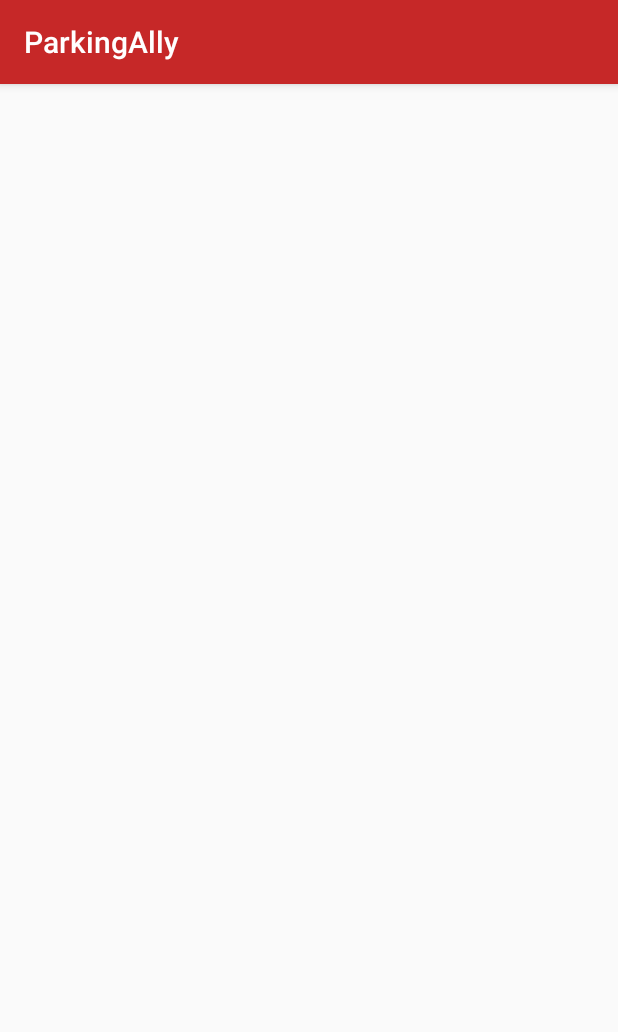
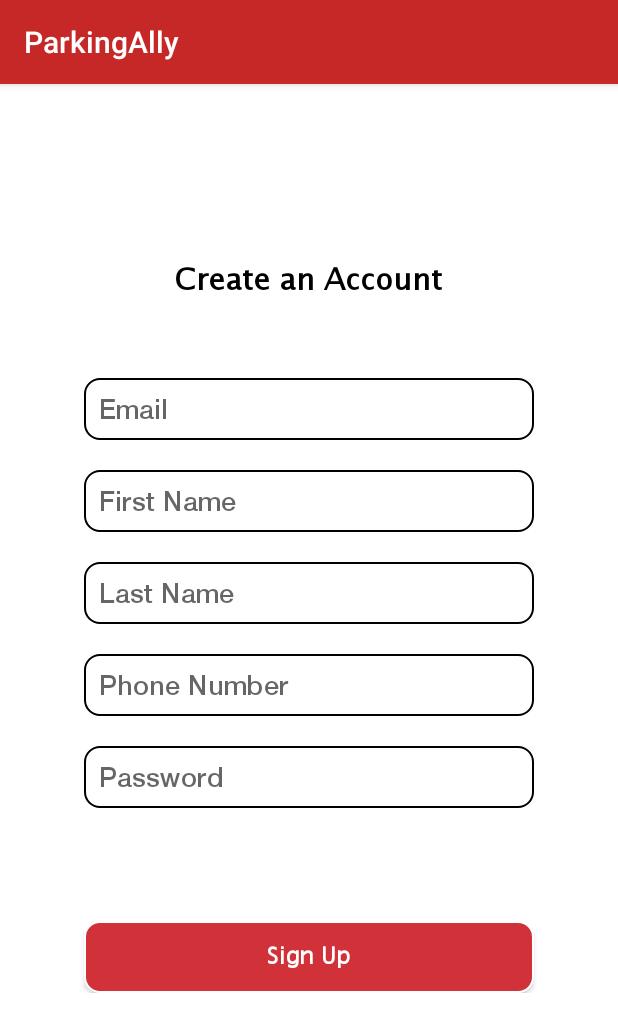
Before and after one commit to mathewgitata/parking-ally, an Android app: the RegistrationActivity screen opened directly, with no data from a screen before it, on a phone screen of 412 x 824 dp. Shown: the top 1032 px of the screen. Run offline under Robolectric (Android 15) with nearby library versions, the phone set to English and light mode, and no system bars.

Commit message:
Add view components belonging to the regtistration page

```diff
--- /dev/null
+++ b/app/src/main/res/drawable/et_white_boarder.xml
@@ -0,0 +1,17 @@
+<?xml version="1.0" encoding="utf-8"?>
+<selector xmlns:android="http://schemas.android.com/apk/res/android">
+
+    <item><shape>
+        <stroke android:width="1dp" android:color="@color/black" />
+
+        <solid android:color="@color/white" />
+
+        <corners
+            android:bottomLeftRadius="10dp"
+            android:bottomRightRadius="10dp"
+            android:topLeftRadius="10dp"
+            android:topRightRadius="10dp" />
+    </shape></item>
+
+
+</selector>
--- a/app/src/main/res/layout/activity_registration.xml
+++ b/app/src/main/res/layout/activity_registration.xml
@@ -1,9 +1,126 @@
 <?xml version="1.0" encoding="utf-8"?>
-<androidx.constraintlayout.widget.ConstraintLayout xmlns:android="http://schemas.android.com/apk/res/android"
+<ScrollView xmlns:android="http://schemas.android.com/apk/res/android"
     xmlns:app="http://schemas.android.com/apk/res-auto"
     xmlns:tools="http://schemas.android.com/tools"
+    android:id="@+id/registration_scrollview_layout"
     android:layout_width="match_parent"
     android:layout_height="match_parent"
+    android:background="@color/white"
+    android:paddingLeft="@dimen/activity_horizontal_margin"
+    android:paddingTop="@dimen/activity_vertical_margin"
+    android:paddingRight="@dimen/activity_horizontal_margin"
+    android:paddingBottom="@dimen/activity_vertical_margin"
     tools:context=".RegistrationActivity">
 
-</androidx.constraintlayout.widget.ConstraintLayout>
+
+    <RelativeLayout
+        android:id="@+id/registration_relative_layout"
+        android:layout_width="match_parent"
+        android:layout_height="wrap_content">
+
+        <TextView
+            android:id="@+id/registration_txv_create_account"
+            android:layout_width="wrap_content"
+            android:layout_height="wrap_content"
+            android:layout_alignParentTop="true"
+            android:layout_centerHorizontal="true"
+            android:layout_marginTop="100dp"
+            android:fontFamily="@font/lucida_grande_regular"
+            android:text="Create an Account"
+            android:textColor="@color/black"
+            android:textSize="20sp"
+            android:textStyle="bold"
+            tools:ignore="HardcodedText" />
+
+        <EditText
+            android:id="@+id/registration_et_email"
+            android:layout_width="wrap_content"
+            android:layout_height="wrap_content"
+            android:layout_below="@id/registration_txv_create_account"
+            android:layout_centerHorizontal="true"
+            android:layout_marginTop="50dp"
+            android:width="300dp"
+            android:background="@drawable/et_white_boarder"
+            android:fontFamily="@font/helvetica_neue_medium"
+            android:hint="@string/email_address"
+            android:inputType="textEmailAddress"
+            android:padding="10dp"
+            android:textAppearance="@style/edit_text_inputs" />
+
+        <EditText
+            android:id="@+id/registration_et_first_name"
+            android:layout_width="wrap_content"
+            android:layout_height="wrap_content"
+            android:layout_below="@id/registration_et_email"
+            android:layout_centerHorizontal="true"
+            android:layout_marginTop="20dp"
+            android:width="300dp"
+            android:background="@drawable/et_white_boarder"
+            android:fontFamily="@font/helvetica_neue_medium"
+            android:hint="@string/first_name"
+            android:inputType="text"
+            android:padding="10dp"
+            android:textAppearance="@style/edit_text_inputs" />
+
+        <EditText
+            android:id="@+id/registration_et_last_name"
+            android:layout_width="wrap_content"
+            android:layout_height="wrap_content"
+            android:layout_below="@id/registration_et_first_name"
+            android:layout_centerHorizontal="true"
+            android:layout_marginTop="20dp"
+            android:width="300dp"
+            android:background="@drawable/et_white_boarder"
+            android:fontFamily="@font/helvetica_neue_medium"
+            android:hint="@string/last_name"
+            android:inputType="text"
+            android:padding="10dp"
+            android:textAppearance="@style/edit_text_inputs" />
+
+        <EditText
+            android:id="@+id/registration_et_phone_number"
+            android:layout_width="wrap_content"
+            android:layout_height="wrap_content"
+            android:layout_below="@+id/registration_et_last_name"
+            android:layout_centerHorizontal="true"
+            android:layout_marginTop="20dp"
+            android:width="300dp"
+            android:background="@drawable/et_white_boarder"
+            android:fontFamily="@font/helvetica_neue_medium"
+            android:hint="@string/phone_number"
+            android:inputType="phone"
+            android:padding="10dp"
+            android:textAppearance="@style/edit_text_inputs" />
+
+        <EditText
+            android:id="@+id/registration_et_password"
+            android:layout_width="wrap_content"
+            android:layout_height="wrap_content"
+            android:layout_below="@+id/registration_et_phone_number"
+            android:layout_centerHorizontal="true"
+            android:layout_marginTop="20dp"
+            android:width="300dp"
+            android:background="@drawable/et_white_boarder"
+            android:fontFamily="@font/helvetica_neue_medium"
+            android:hint="@string/password"
+            android:inputType="textPassword"
+            android:padding="10dp"
+            android:textAppearance="@style/edit_text_inputs" />
+
+        <Button
+            android:id="@+id/registration_btn_register"
+            android:layout_width="wrap_content"
+            android:layout_height="wrap_content"
+            android:layout_below="@id/registration_et_password"
+            android:layout_centerHorizontal="true"
+            android:layout_marginTop="75dp"
+            android:width="300dp"
+            android:background="@drawable/red_rect_border_drawable"
+            android:fontFamily="@font/lucida_grande_regular"
+            android:text="@string/sign_up"
+            android:textAllCaps="false"
+            android:textAppearance="@style/red_button_text" />
+
+    </RelativeLayout>
+
+</ScrollView>
--- a/app/src/main/res/values/strings.xml
+++ b/app/src/main/res/values/strings.xml
@@ -5,4 +5,9 @@
     <string name="prompt_login">Already have a ParkingAlly account?</string>
     <string name="log_in">Log In</string>
     <string name="terms_and_privacy_policy">By using ParkingAlly, you agree to our <u>Terms of Use</u> and <u>Privacy Policy</u>.</string>
+    <string name="email_address">Email</string>
+    <string name="phone_number">Phone Number</string>
+    <string name="password">Password</string>
+    <string name="first_name">First Name</string>
+    <string name="last_name">Last Name</string>
 </resources>
--- a/app/src/main/res/values/styles.xml
+++ b/app/src/main/res/values/styles.xml
@@ -33,4 +33,12 @@
         <item name="android:textAllCaps">false</item>
     </style>
 
+    <!--Edit text inputs text style -->
+    <style name="edit_text_inputs">
+        <item name="android:textColor">@color/colorPrimaryDark</item>
+        <item name="android:textSize">18sp</item>
+        <item name="android:fontFamily">@font/helvetica_neue_medium</item>
+        <item name="android:textAllCaps">false</item>
+    </style>
+
 </resources>
```
